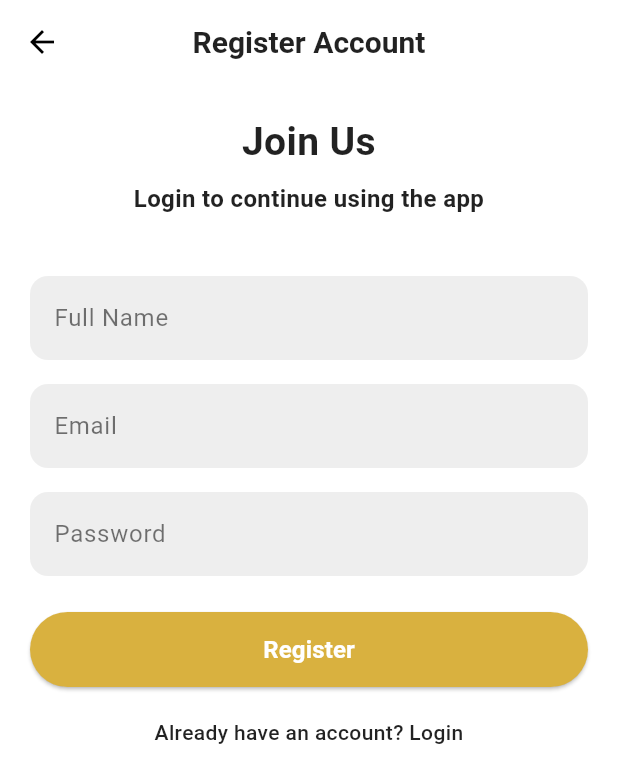
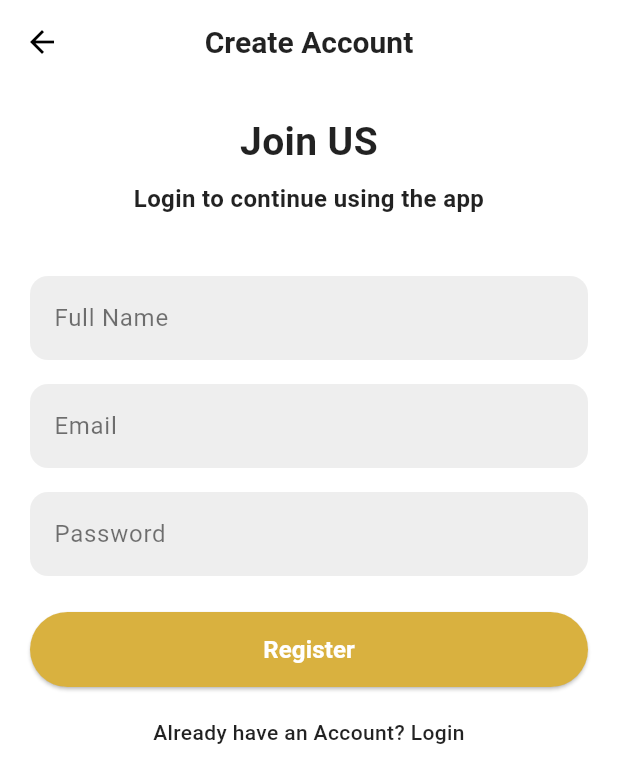
Before and after one commit to Waqas0343/multi_language_app, a Flutter app: the RegisterView screen opened by its route, on a phone screen of 412 x 824 dp. Shown: the top 783 px of the screen. Run offline on Flutter 3.47's test engine with Material 3 defaults, Android fonts, the phone set to English and light mode, and no system bars; our stand-ins replace get, shared_preferences; accounts and stored records are empty.

Commit message:
Final App

```diff
--- a/lib/app/modules/register/register_view.dart
+++ b/lib/app/modules/register/register_view.dart
@@ -15,7 +15,7 @@ class RegisterView extends GetView<RegisterController> {
       backgroundColor: isDark ? Colors.black : Colors.white,
       appBar: AppBar(
         title:  CustomText(
-          text: 'Register Account',
+          text: 'register_account'.tr,
           fontWeight: FontWeight.bold,
           fontSize: 20,
         ),
@@ -30,36 +30,36 @@ class RegisterView extends GetView<RegisterController> {
           mainAxisAlignment: MainAxisAlignment.start,
           children: [
             CustomText(
-              text:  'Join Us ',
+              text:  'join_us'.tr,
               fontSize: 26,
               fontWeight: FontWeight.bold,
             ),
             SizedBox(height: 8),
             CustomText(
-              text:   'Login to continue using the app',
+              text:   'login_to_continue'.tr,
               fontSize: 16,
               fontWeight: FontWeight.bold,
             ),
             SizedBox(height: 40),
-            CustomTextField(controller: controller.nameController, hintText: 'Full Name'),
+            CustomTextField(controller: controller.nameController, hintText: 'full_Name'.tr,),
              SizedBox(height: 16),
-            CustomTextField(controller: controller.emailController, hintText: 'Email'),
+            CustomTextField(controller: controller.emailController, hintText: 'email'.tr,),
              SizedBox(height: 16),
             CustomTextField(
               controller: controller.passwordController,
-              hintText: 'Password',
+              hintText: 'password'.tr,
               obscureText: true,
             ),
              SizedBox(height: 24),
             CustomButton(
-              label: 'Register',
+              label:  'register'.tr,
               onPressed: controller.register,
             ),
              SizedBox(height: 20),
             GestureDetector(
               onTap: () => Get.back(),
               child:  CustomText(
-                text: 'Already have an account? Login',
+                text:'already_account'.tr,
                 fontSize: 14,
                 fontWeight: FontWeight.w500,
               ),
--- a/lib/app/translations/ar_AR.dart
+++ b/lib/app/translations/ar_AR.dart
@@ -15,4 +15,6 @@ final Map<String, String> arAR = {
   "register_account": "إنشاء حساب",
   "join_us": "انضم إلينا",
   "already_account": "هل لديك حساب بالفعل؟ تسجيل الدخول",
+  "full_Name": "الاسم الكامل",
+
 };
--- a/lib/app/translations/ar_SA.dart
+++ b/lib/app/translations/ar_SA.dart
@@ -16,4 +16,5 @@ final Map<String, String> arSA = {
   "register_account": "إنشاء حساب",
   "join_us": "انضم إلينا",
   "already_account": "هل لديك حساب بالفعل؟ تسجيل الدخول",
+  "full_Name": "الاسم الكامل",
 };
--- a/lib/app/translations/de_DE.dart
+++ b/lib/app/translations/de_DE.dart
@@ -16,4 +16,5 @@ final Map<String, String> deDE = {
   "register_account": "Ein Konto erstellen",
   "join_us": "Treten Sie uns bei",
   "already_account": "Haben Sie bereits ein Konto? Einloggen",
+  "full_Name": "Nom complet",
 };
--- a/lib/app/translations/en_US.dart
+++ b/lib/app/translations/en_US.dart
@@ -17,8 +17,4 @@ final Map<String, String> enUS = {
   'register_account': 'Create Account',
   'join_us': 'Join US',
   'already_account': 'Already have an Account? Login',
-
-
-
-
 };
--- a/lib/app/translations/es_ES.dart
+++ b/lib/app/translations/es_ES.dart
@@ -18,4 +18,5 @@ final Map<String, String> esES = {
   "register_account": "Crear cuenta",
   "join_us": "Únete a nosotros",
   "already_account": "¿Ya tienes una cuenta? Inicia sesión",
+  "full_Name": "Nombre completo",
 };
--- a/lib/app/translations/fr_FR.dart
+++ b/lib/app/translations/fr_FR.dart
@@ -18,4 +18,5 @@ final Map<String, String> frFR = {
   "register_account": "Créer un compte",
   "join_us": "Rejoignez-nous",
   "already_account": "Vous avez déjà un compte ? Connexion",
+  "full_Name": "Nom complet",
 };
--- a/lib/app/translations/it_IT.dart
+++ b/lib/app/translations/it_IT.dart
@@ -18,4 +18,5 @@ final Map<String, String> itIT = {
   "register_account": "Crea account",
   "join_us": "Unisciti a noi",
   "already_account": "Hai già un account? Accedi",
+  "full_Name": "Nome completo",
 };
--- a/lib/app/translations/ja_JP.dart
+++ b/lib/app/translations/ja_JP.dart
@@ -18,4 +18,5 @@ final Map<String, String> jaJP = {
   "register_account": "アカウントを作成",
   "join_us": "参加してください",
   "already_account": "すでにアカウントをお持ちですか？ ログイン",
+  "full_Name": "フルネーム",
 };
--- a/lib/app/translations/ko_KR.dart
+++ b/lib/app/translations/ko_KR.dart
@@ -18,4 +18,5 @@ final Map<String, String> koKR = {
   "register_account": "계정 생성",
   "join_us": "함께하세요",
   "already_account": "이미 계정이 있나요? 로그인",
+  "full_Name": "전체 이름",
 };
--- a/lib/app/translations/ur_PK.dart
+++ b/lib/app/translations/ur_PK.dart
@@ -18,4 +18,6 @@ final Map<String, String> urPK = {
   "register_account": "اکاؤنٹ بنائیں",
   "join_us": "ہمارے ساتھ شامل ہوں",
   "already_account": "پہلے سے اکاؤنٹ ہے؟ لاگ ان کریں",
+  "full_Name": "پورا نام",
+
 };
--- a/lib/app/translations/zh_CN.dart
+++ b/lib/app/translations/zh_CN.dart
@@ -18,4 +18,6 @@ final Map<String, String> zhCN = {
   "register_account": "创建账户",
   "join_us": "加入我们",
   "already_account": "已有账户？登录",
+  "full_Name": "全名",
+
 };
```
